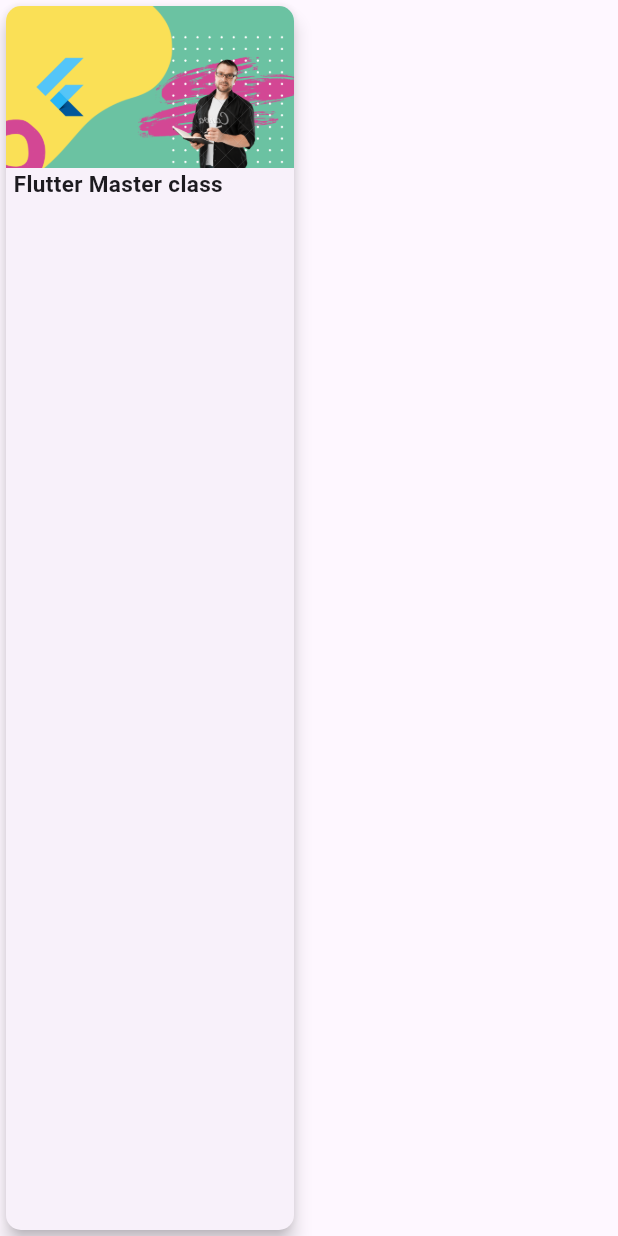
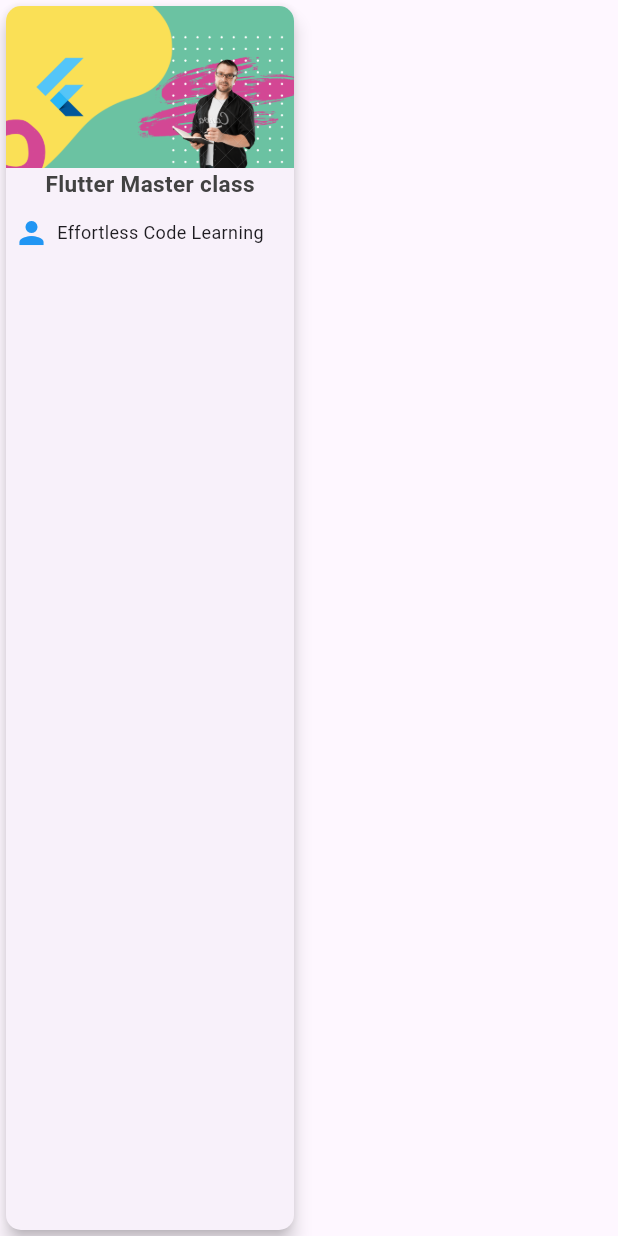
Before and after one commit to adogbeji/FlutterElearningAppPrototype, a Flutter app: the CourseItem widget shown alone on an empty page, opened directly with sample values from the repository, on a phone screen of 412 x 824 dp. Run offline on Flutter 3.47's test engine with Material 3 defaults, Android fonts, the phone set to English and light mode, and no system bars.

Commit message:
Display more course details

```diff
--- a/lib/views/home/widgets/course_item.dart
+++ b/lib/views/home/widgets/course_item.dart
@@ -29,10 +29,22 @@ class CourseItem extends StatelessWidget {
                 children: [
                   Text(
                     course.title,
-                    style: const TextStyle(
+                    style: TextStyle(
                       fontSize: 15,
                       fontWeight: FontWeight.bold,
+                      color: Colors.grey.shade800,
                     ),
+                  ),
+                  const SizedBox(height: 10,),
+                  Row(
+                    children: [
+                      const Icon(
+                        Icons.person,
+                        color: Colors.blue,
+                      ),
+                      const SizedBox(width: 5,),
+                      Text(course.createdBy, style: const TextStyle(fontSize: 12,),),
+                    ],
                   ),
                 ],
               ),
```
